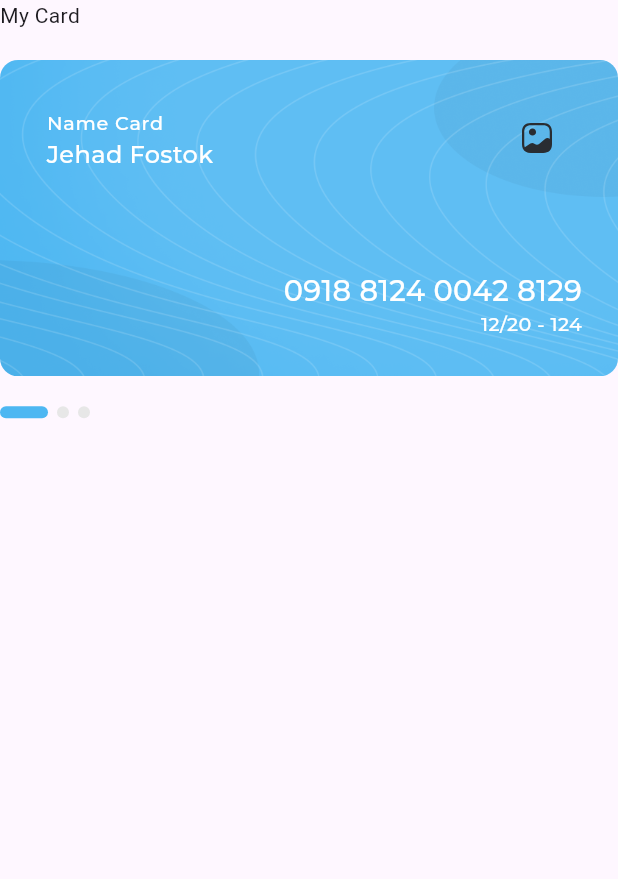
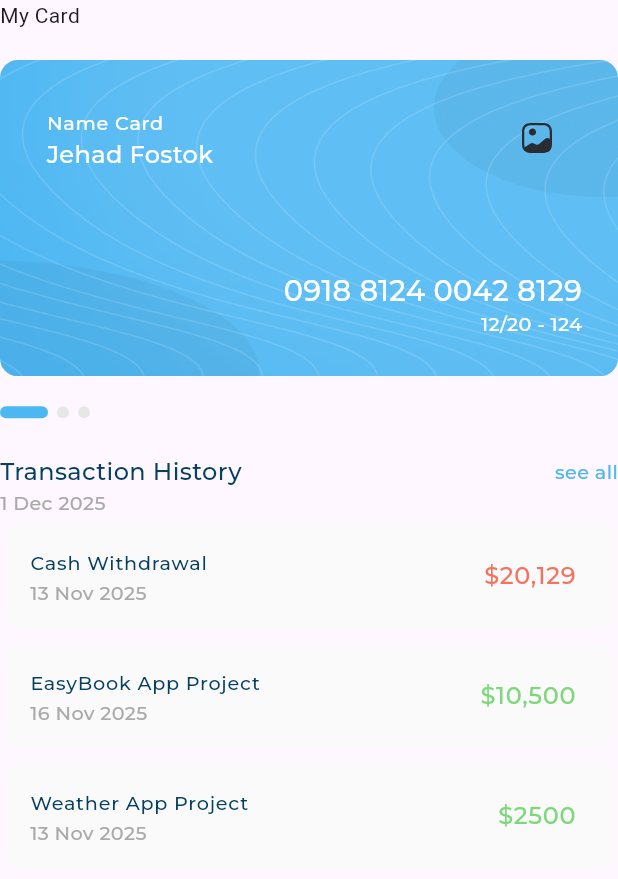
Before and after one commit to Jehad630/responsive_dashborad, a Flutter app: the MyCardSection widget shown alone on an empty page, opened directly, on a phone screen of 412 x 824 dp. Shown: the top 879 px of the screen. Run offline on Flutter 3.47's test engine with Material 3 defaults, Android fonts, the light colour scheme and no system bars; drawn by our look-alikes of expandable_page_view; our stand-ins replace flutter_svg; project files that could hold a hidden picture were left out.

Commit message:
doing TransactionHistory section and adding it uned my card section and finishing it

```diff
--- /dev/null
+++ b/lib/core/models/transaction_model.dart
@@ -0,0 +1,11 @@
+class TransactionModel {
+  final String title, date, amount;
+  final bool isWithdraw;
+
+  TransactionModel({
+    required this.title,
+    required this.date,
+    required this.amount,
+    required this.isWithdraw,
+  });
+}
--- a/lib/features/widgets/my_card_section.dart
+++ b/lib/features/widgets/my_card_section.dart
@@ -1,6 +1,7 @@
 import 'package:flutter/material.dart';
 import 'package:responsive_dashborad/features/widgets/dot_indicator.dart';
 import 'package:responsive_dashborad/features/widgets/my_cards_view.dart';
+import 'package:responsive_dashborad/features/widgets/transaction_history.dart';
 
 class MyCardSection extends StatefulWidget {
   const MyCardSection({super.key});
@@ -32,6 +33,8 @@ class _MyCardSectionState extends State<MyCardSection> {
         MyCards_view(pageController: pageController),
         SizedBox(height: 20),
         DotIndicator(currentIndex: currentIndex),
+        SizedBox(height: 24),
+        TransactionHistory(),
       ],
     );
   }
--- /dev/null
+++ b/lib/features/widgets/transaction_history.dart
@@ -0,0 +1,25 @@
+import 'package:flutter/material.dart';
+import 'package:responsive_dashborad/core/utils/app_styles.dart';
+import 'package:responsive_dashborad/features/widgets/transaction_history__list_view.dart';
+import 'package:responsive_dashborad/features/widgets/transaction_history_header.dart';
+
+class TransactionHistory extends StatelessWidget {
+  const TransactionHistory({super.key});
+
+  @override
+  Widget build(BuildContext context) {
+    return Column(
+      crossAxisAlignment: .start,
+      children: [
+        TransactionHistoryHeader(),
+        Text(
+          "1 Dec 2025",
+          style: AppStyles.styleMedium16(
+            context,
+          ).copyWith(color: Color(0xFFAAAAAA)),
+        ),
+        TransactionHistory_ListView(),
+      ],
+    );
+  }
+}
--- /dev/null
+++ b/lib/features/widgets/transaction_history__list_view.dart
@@ -0,0 +1,37 @@
+import 'package:flutter/material.dart';
+import 'package:responsive_dashborad/core/models/transaction_model.dart';
+import 'package:responsive_dashborad/features/widgets/transaction_history_items.dart';
+
+class TransactionHistory_ListView extends StatelessWidget {
+  const TransactionHistory_ListView({super.key});
+  static List<TransactionModel> items = [
+    TransactionModel(
+      title: "Cash Withdrawal",
+      date: "13 Nov 2025",
+      amount: r"$20,129",
+      isWithdraw: true,
+    ),
+    TransactionModel(
+      title: "EasyBook App Project",
+      date: "16 Nov 2025",
+      amount: r"$10,500",
+      isWithdraw: false,
+    ),
+    TransactionModel(
+      title: "Weather App Project",
+      date: "13 Nov 2025",
+      amount: r"$2500",
+      isWithdraw: false,
+    ),
+  ];
+  @override
+  Widget build(BuildContext context) {
+    return ListView.builder(
+      itemCount: items.length,
+      shrinkWrap: true,
+      itemBuilder: (context, index) {
+        return TransactionHistoryItems(item: items[index]);
+      },
+    );
+  }
+}
--- /dev/null
+++ b/lib/features/widgets/transaction_history_header.dart
@@ -0,0 +1,27 @@
+import 'package:flutter/material.dart';
+import 'package:responsive_dashborad/core/utils/app_styles.dart';
+
+class TransactionHistoryHeader extends StatelessWidget {
+  const TransactionHistoryHeader({
+    super.key,
+  });
+
+  @override
+  Widget build(BuildContext context) {
+    return Row(
+      mainAxisAlignment: .spaceBetween,
+      children: [
+        Text(
+          "Transaction History",
+          style: AppStyles.styleSemiBold20(context),
+        ),
+        Text(
+          "see all",
+          style: AppStyles.styleMedium16(
+            context,
+          ).copyWith(color: Color(0XFF4EB7F2)),
+        ),
+      ],
+    );
+  }
+}
--- /dev/null
+++ b/lib/features/widgets/transaction_history_items.dart
@@ -0,0 +1,28 @@
+import 'package:flutter/material.dart';
+import 'package:responsive_dashborad/core/models/transaction_model.dart';
+import 'package:responsive_dashborad/core/utils/app_styles.dart';
+
+class TransactionHistoryItems extends StatelessWidget {
+  const TransactionHistoryItems({super.key, required this.item});
+  final TransactionModel item;
+  @override
+  Widget build(BuildContext context) {
+    return Card(
+      color: Color(0xFFFAFAFA),
+      elevation: 0,
+      shape: RoundedRectangleBorder(borderRadius: BorderRadius.circular(12)),
+      child: ListTile(
+        title: Text(item.title, style: AppStyles.styleSemiBold16(context)),
+        subtitle: Text(item.date, style: AppStyles.styleRegular16(context).copyWith(
+          color: Color(0xFFAAAAAA)
+        )),
+        trailing: Text(
+          item.amount,
+          style: AppStyles.styleSemiBold20(context).copyWith(
+            color: item.isWithdraw ? Color(0xFFF3735E) : Color(0xFF7CD87A),
+          ),
+        ),
+      ),
+    );
+  }
+}
```
